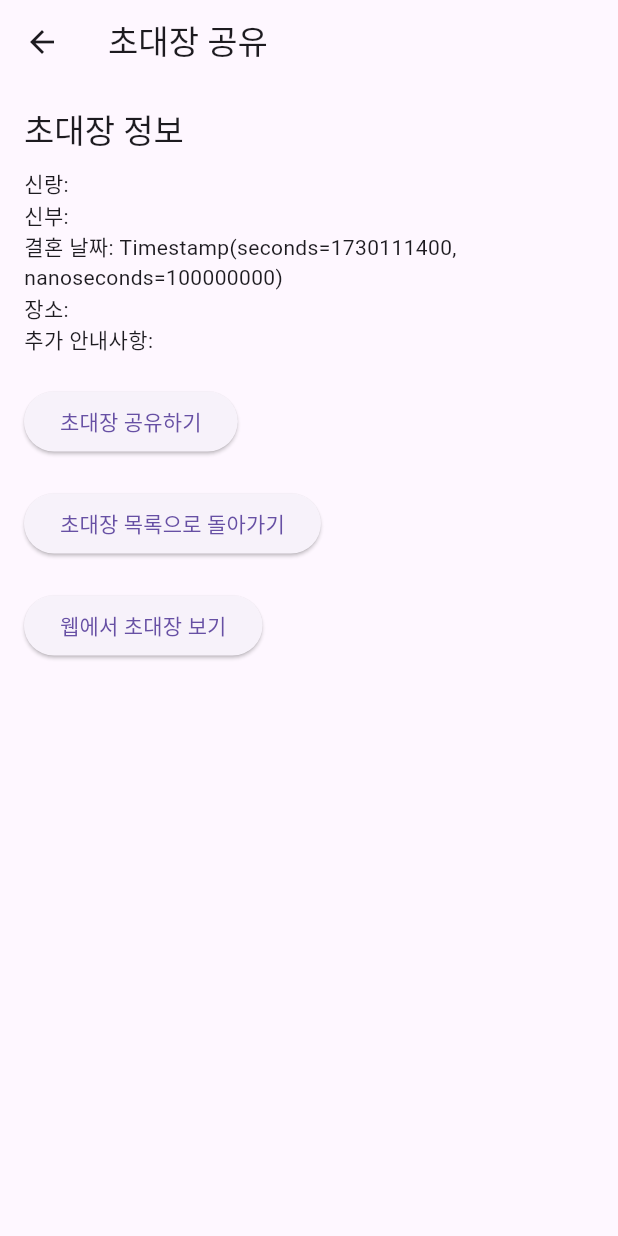
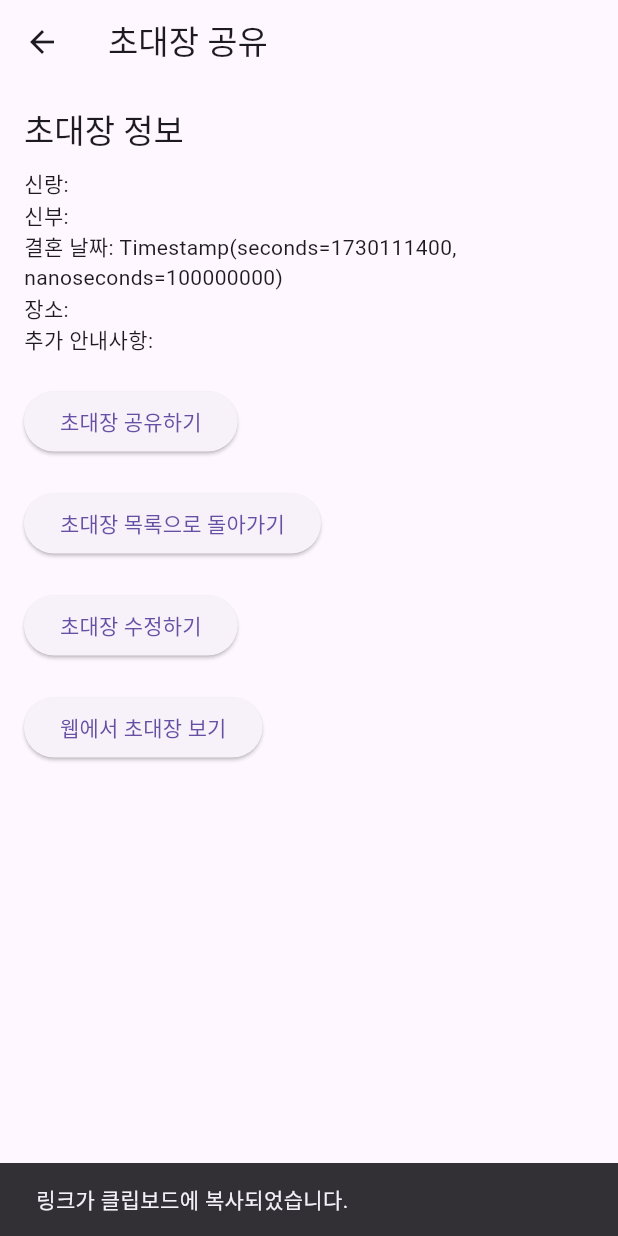
Before and after one commit to sysmae/invitationgen, a Flutter app: the ShareScreen screen opened directly with empty values, after a tap on "초대장 공유하기", on a phone screen of 412 x 824 dp. Run offline on Flutter 3.47's test engine with Material 3 defaults, Android fonts, the phone set to English and light mode, and no system bars; our stand-ins replace cloud_firestore, firebase_auth, firebase_core, go_router, google_sign_in; missing offline and left inert: kakao_flutter_sdk_common, kpostal; accounts and stored records are empty.

Commit message:
shareScreen.dart 오류 수정

```diff
--- a/lib/shareScreen.dart
+++ b/lib/shareScreen.dart
@@ -1,6 +1,8 @@
 import 'package:flutter/material.dart';
+import 'package:go_router/go_router.dart';
 import 'package:url_launcher/url_launcher.dart'; // url_launcher 패키지를 import 합니다.
 import 'firebase_service.dart'; // FirebaseService를 import 합니다.
+import 'package:flutter/services.dart'; // 클립보드 사용을 위한 import입니다.
 
 class ShareScreen extends StatelessWidget {
   final String? invitationId;
@@ -41,7 +43,7 @@ class ShareScreen extends StatelessWidget {
                 Text('추가 안내사항: ${data['additionalInstructions'] ?? '정보 없음'}'),
                 const SizedBox(height: 20),
                 ElevatedButton(
-                  onPressed: () {
+                  onPressed: () async {
                     // 공유할 텍스트 생성
                     final String shareContent =
                         '신랑: ${data['groomName']}\n'
@@ -50,17 +52,34 @@ class ShareScreen extends StatelessWidget {
                         '장소: ${data['location']}\n'
                         '추가 안내사항: ${data['additionalInstructions']}';
 
-                    // 공유 기능 호출
+                    // 클립보드에 링크 추가
+                    final String invitationUrl =
+                        'https://invitationgen-7eb56.firebaseapp.com/invitation/${await FirebaseService().getUserId()}/$invitationId';
+
+                    await Clipboard.setData(ClipboardData(text: invitationUrl));
+
+                    // 토스트 메시지 표시
+                    ScaffoldMessenger.of(context).showSnackBar(
+                      const SnackBar(content: Text('링크가 클립보드에 복사되었습니다.')),
+                    );
                   },
                   child: const Text('초대장 공유하기'),
                 ),
                 const SizedBox(height: 20),
                 ElevatedButton(
                   onPressed: () {
-                    // 초대장 목록으로 돌아가기
-                    Navigator.of(context).pop(); // 이전 화면으로 돌아가기
+                    // 초대장 목록으로 이동
+                    GoRouter.of(context).go('/invitations_list'); // invitation_list로 이동
                   },
                   child: const Text('초대장 목록으로 돌아가기'),
+                ),
+                const SizedBox(height: 20),
+                ElevatedButton(
+                  onPressed: () {
+                    // 초대장 수정 페이지로 이동
+                    GoRouter.of(context).go('/form1/${invitationId}'); // 초대장 수정 페이지로 이동
+                  },
+                  child: const Text('초대장 수정하기'),
                 ),
                 const SizedBox(height: 20),
                 ElevatedButton(
```
